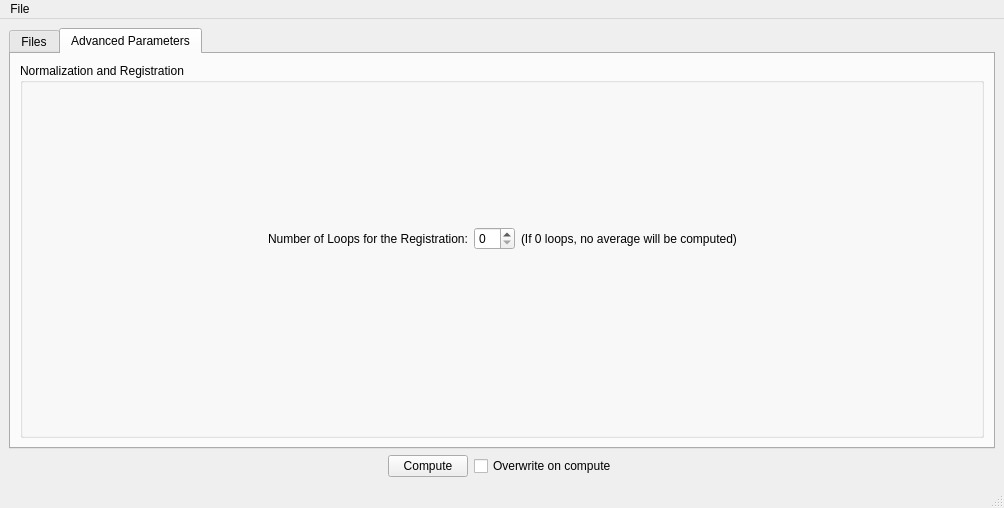
adrienkaiser/DTIAtlasBuilder, file GUIwindow.ui: the form before one commit.
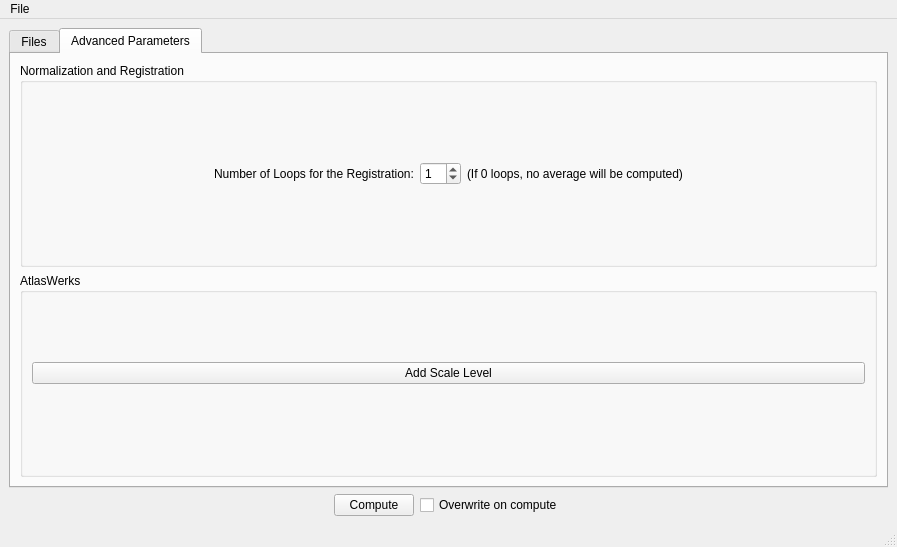
The form after the commit. The open tabs and pages were chosen to show the change.

Commit message: Added multiple sclae levels in AtlasWerks

Diff of the .ui file:
```diff
--- a/GUIwindow.ui
+++ b/GUIwindow.ui
@@ -6,8 +6,8 @@
    <rect>
     <x>0</x>
     <y>0</y>
-    <width>1004</width>
-    <height>508</height>
+    <width>897</width>
+    <height>547</height>
    </rect>
   </property>
   <property name="windowTitle">
@@ -232,7 +232,7 @@
                 <number>0</number>
                </property>
                <property name="value">
-                <number>0</number>
+                <number>1</number>
                </property>
               </widget>
              </item>
@@ -258,21 +258,64 @@
              </item>
             </layout>
            </item>
+          </layout>
+         </widget>
+        </item>
+        <item>
+         <widget class="QGroupBox" name="AWGroupBox">
+          <property name="title">
+           <string>AtlasWerks</string>
+          </property>
+          <layout class="QVBoxLayout" name="verticalLayout_4">
            <item>
-            <spacer name="verticalSpacer_2">
-             <property name="orientation">
-              <enum>Qt::Vertical</enum>
+            <widget class="QPushButton" name="AddSLPushButton">
+             <property name="text">
+              <string>Add Scale Level</string>
              </property>
-             <property name="sizeType">
-              <enum>QSizePolicy::Preferred</enum>
-             </property>
-             <property name="sizeHint" stdset="0">
-              <size>
-               <width>20</width>
-               <height>40</height>
-              </size>
-             </property>
-            </spacer>
+            </widget>
+           </item>
+           <item>
+            <layout class="QHBoxLayout" name="horizontalLayout_2">
+             <item>
+              <spacer name="horizontalSpacer_3">
+               <property name="orientation">
+                <enum>Qt::Horizontal</enum>
+               </property>
+               <property name="sizeHint" stdset="0">
+                <size>
+                 <width>40</width>
+                 <height>20</height>
+                </size>
+               </property>
+              </spacer>
+             </item>
+             <item>
+              <layout class="QFormLayout" name="SLFormLayout"/>
+             </item>
+             <item>
+              <layout class="QFormLayout" name="IterFormLayout">
+               <property name="fieldGrowthPolicy">
+                <enum>QFormLayout::AllNonFixedFieldsGrow</enum>
+               </property>
+              </layout>
+             </item>
+             <item>
+              <layout class="QFormLayout" name="ButtonFormLayout"/>
+             </item>
+             <item>
+              <spacer name="horizontalSpacer_6">
+               <property name="orientation">
+                <enum>Qt::Horizontal</enum>
+               </property>
+               <property name="sizeHint" stdset="0">
+                <size>
+                 <width>40</width>
+                 <height>20</height>
+                </size>
+               </property>
+              </spacer>
+             </item>
+            </layout>
            </item>
           </layout>
          </widget>
@@ -338,7 +381,7 @@
     <rect>
      <x>0</x>
      <y>0</y>
-     <width>1004</width>
+     <width>897</width>
      <height>25</height>
     </rect>
    </property>
```
The commit also changes 8 other files.
